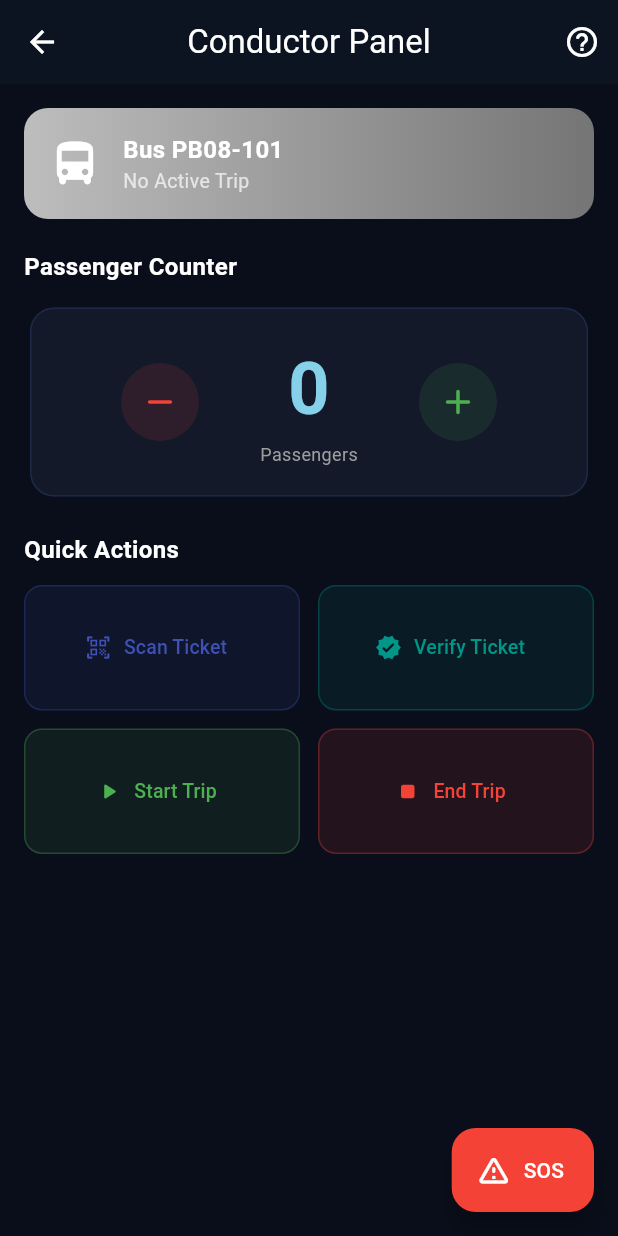
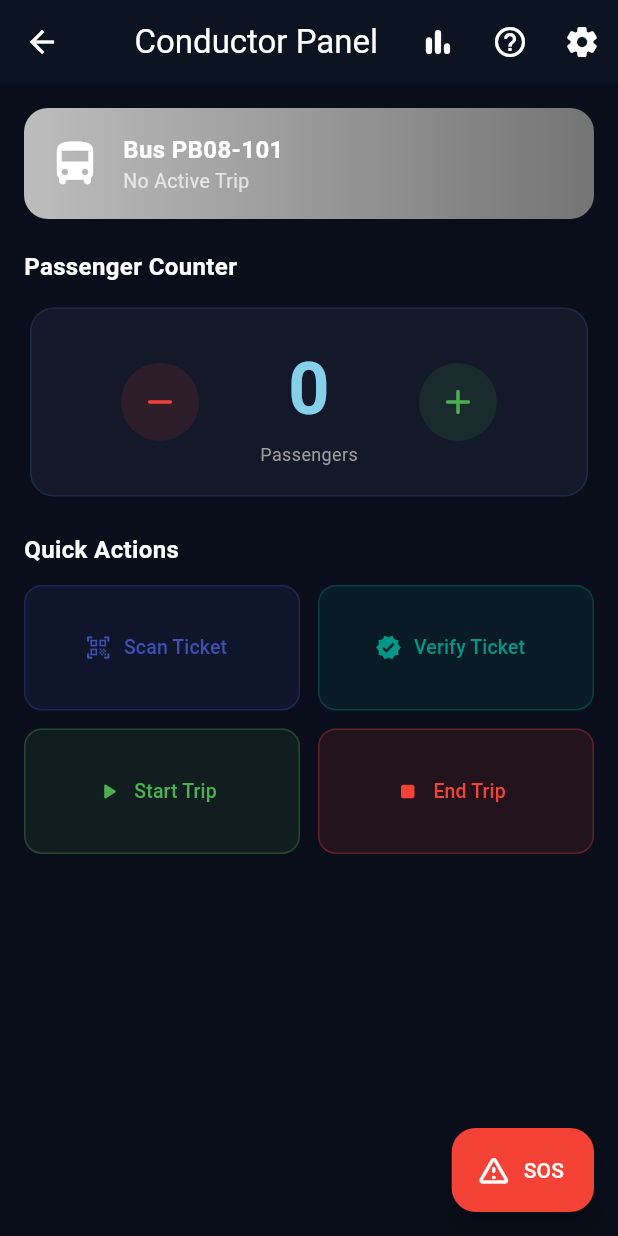
Before and after one commit to IqbalSingh-2005/smart-tracking-system, a Flutter app: the ConductorScreen screen opened by its route, on a phone screen of 412 x 824 dp. Run offline on Flutter 3.47's test engine with Material 3 defaults, Android fonts, the phone set to English and light mode, and no system bars; our stand-ins replace cloud_firestore, firebase_auth, firebase_core, flutter_map, google_maps_flutter, latlong2; accounts and stored records are empty.

Commit message:
Link missing screens to driver and conductor menus
Co-authored-by: IqbalSingh-2005 <152799054+IqbalSingh-2005@users.noreply.github.com>

```diff
--- a/lib/screens/conductor_screen.dart
+++ b/lib/screens/conductor_screen.dart
@@ -1,4 +1,5 @@
 import 'package:flutter/material.dart';
+import 'driver/settings_screen.dart';
 
 class ConductorScreen extends StatefulWidget {
   const ConductorScreen({super.key});
@@ -20,8 +21,22 @@ class _ConductorScreenState extends State<ConductorScreen> {
         title: const Text('Conductor Panel'),
         actions: [
           IconButton(
+            onPressed: () => Navigator.pushNamed(context, '/stats'),
+            icon: const Icon(Icons.bar_chart_rounded),
+            tooltip: 'Live Stats',
+          ),
+          IconButton(
             onPressed: () => Navigator.pushNamed(context, '/help'),
             icon: const Icon(Icons.help_outline_rounded),
+            tooltip: 'Help',
+          ),
+          IconButton(
+            onPressed: () => Navigator.push(
+              context,
+              MaterialPageRoute(builder: (_) => const SettingsScreen()),
+            ),
+            icon: const Icon(Icons.settings_rounded),
+            tooltip: 'Settings',
           ),
         ],
       ),
```
Also changed, not shown: lib/screens/driver_screen.dart (+9 -0 lines).
